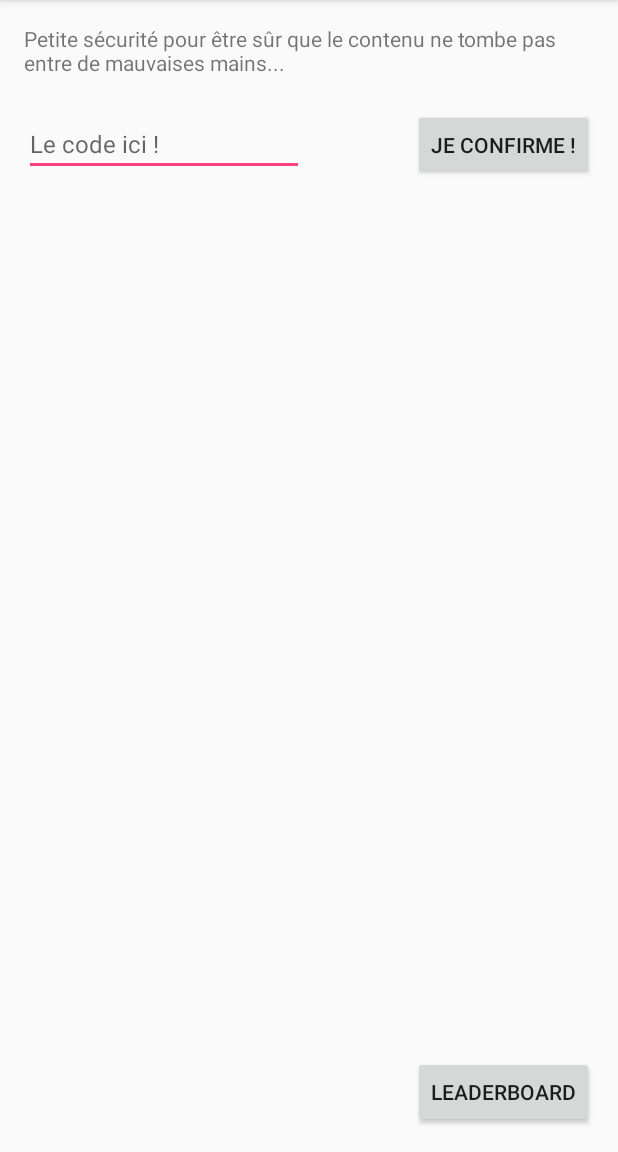
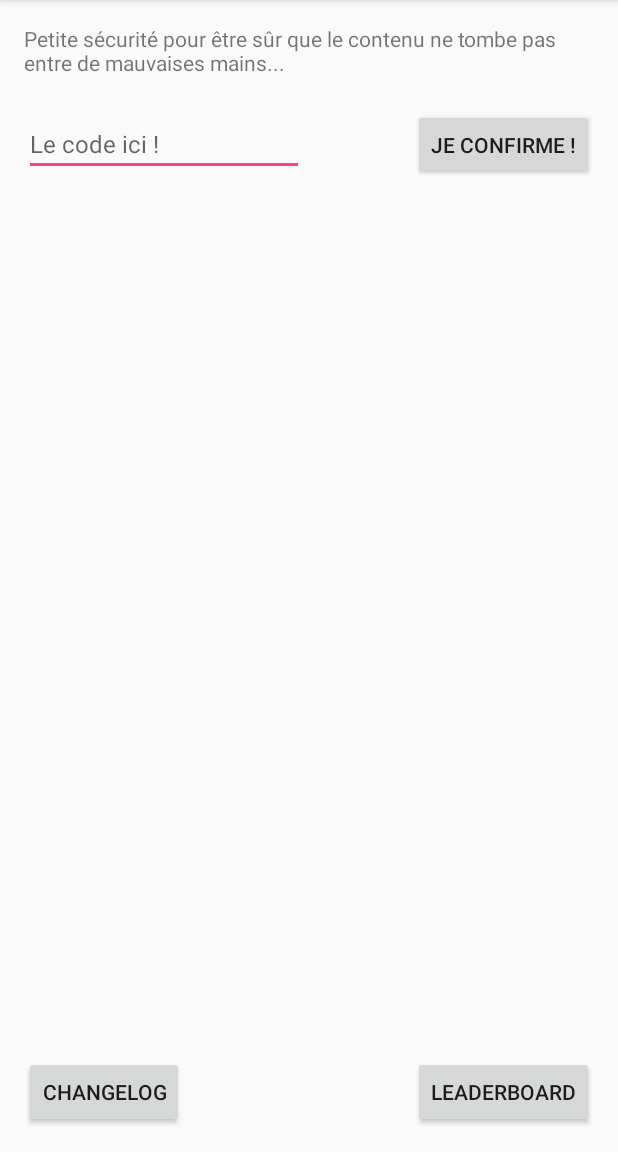
Before and after one commit to thomas40510/achristophe-story, an Android app: the Password screen opened directly, with no data from a screen before it, on a phone screen of 412 x 824 dp, the part 84-1236 px from its top. Run offline under Robolectric (Android 15) with nearby library versions, the phone set to English and light mode, and no system bars; libraries missing offline, so code that uses them is left out: io.smooch.ui.

Commit message:
achristophe-story 08/08@09:47

```diff
--- a/app/src/main/java/com/example/studioquaiouest/myapplication/MainActivity.java
+++ b/app/src/main/java/com/example/studioquaiouest/myapplication/MainActivity.java
@@ -239,7 +239,7 @@ public class MainActivity extends AppCompatActivity {
 
     public void gotoLB (View view){
 
-        Intent intent = new Intent(this, leaderboard.class);
+        Intent intent = new Intent(this, screenlast.class);
         startActivity(intent);
     }
 
--- a/app/src/main/java/com/example/studioquaiouest/myapplication/leaderboard.java
+++ b/app/src/main/java/com/example/studioquaiouest/myapplication/leaderboard.java
@@ -9,6 +9,8 @@ import android.view.View;
 import android.widget.TextView;
 import android.widget.Toast;
 
+import com.google.android.gms.auth.api.Auth;
+import com.google.android.gms.auth.api.signin.GoogleSignInOptions;
 import com.google.firebase.database.ChildEventListener;
 import com.google.firebase.database.DataSnapshot;
 import com.google.firebase.database.DatabaseError;
@@ -26,6 +28,10 @@ public class leaderboard extends AppCompatActivity {
         super.onCreate(savedInstanceState);
         setContentView(R.layout.activity_leaderboard);
         setTitle("\"Le Spectacle\" - LeaderBoard");
+
+        GoogleSignInOptions gso = new GoogleSignInOptions.Builder(GoogleSignInOptions.DEFAULT_SIGN_IN)
+                .requestEmail()
+                .build();
 
         fetch(view);
     }
--- a/app/src/main/res/layout/activity_leaderboard.xml
+++ b/app/src/main/res/layout/activity_leaderboard.xml
@@ -15,7 +15,8 @@
         android:alpha="1"
         android:orientation="vertical"
         android:layout_below="@+id/textView226"
-        android:layout_alignParentStart="true">
+        android:layout_alignParentStart="true"
+        android:id="@+id/linearLayout2">
 
         <TableLayout
             android:layout_width="match_parent"
--- a/app/src/main/res/layout/activity_password.xml
+++ b/app/src/main/res/layout/activity_password.xml
@@ -113,4 +113,13 @@
         android:onClick="gotoLB"
         android:text="LeaderBoard" />
 
+    <Button
+        android:id="@+id/button44"
+        android:layout_width="wrap_content"
+        android:layout_height="wrap_content"
+        android:layout_alignParentBottom="true"
+        android:layout_alignParentStart="true"
+        android:onClick="openChangelog"
+        android:text="Changelog" />
+
 </RelativeLayout>
--- a/app/src/main/res/menu/menu_credits.xml
+++ b/app/src/main/res/menu/menu_credits.xml
@@ -10,7 +10,7 @@
         android:id="@+id/achieve"
         android:title="Achievements" />
     <item
-        android:id="@+id/msg"
-        android:title="Messages" />
+        android:id="@+id/changelog"
+        android:title="Changelog" />
 
 </menu>
```
Also changed, not shown: app/src/main/java/com/example/studioquaiouest/myapplication/Password.java (+8 -0 lines), app/src/main/java/com/example/studioquaiouest/myapplication/credits.java (+7 -2 lines), app/src/main/res/layout/activity_screen_verylast.xml (+20 -7 lines), 329 other files.
